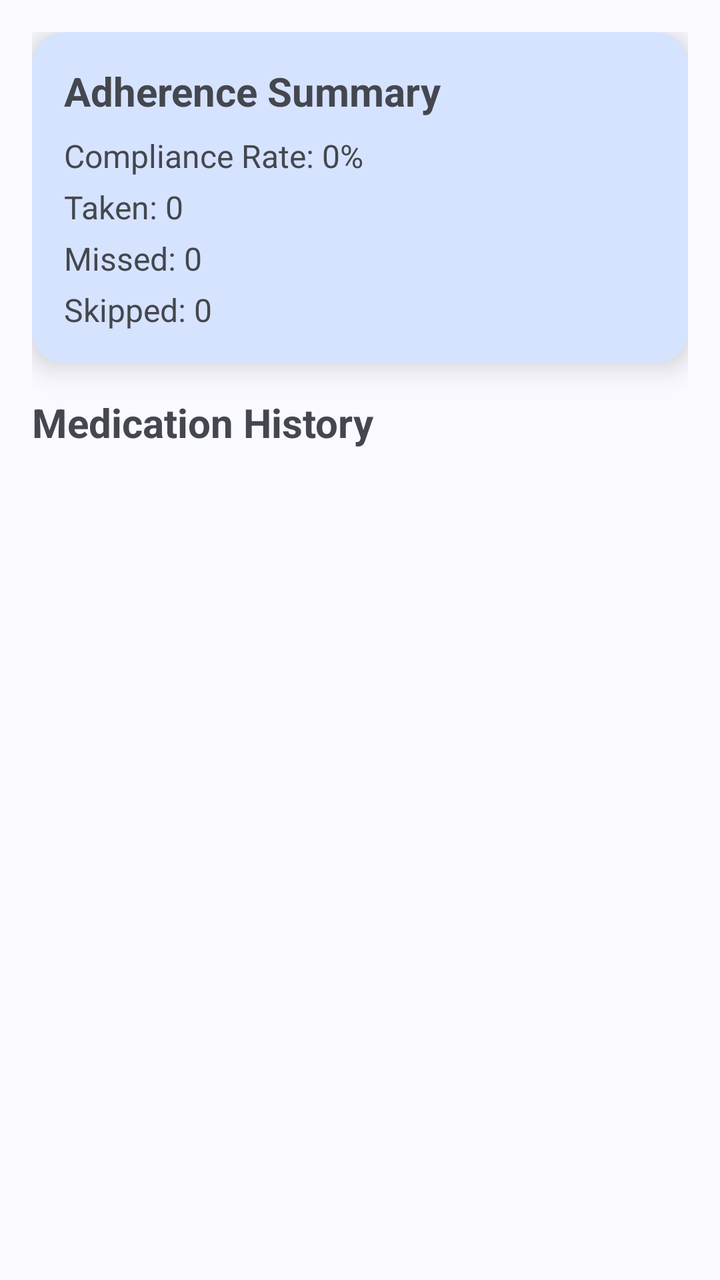
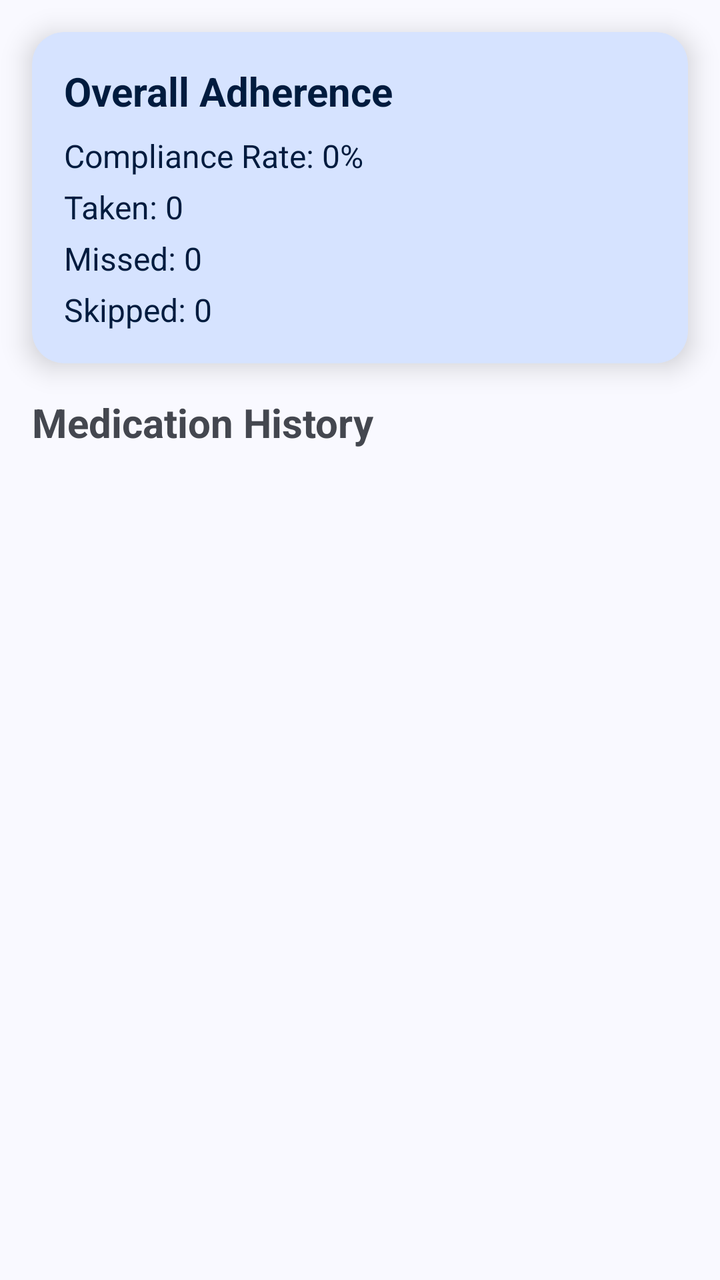

Compare the two renders of this Android layout. The source of the first and the diff that turns it into the second are given below.
<!-- AndroidManifest.xml: application theme Theme.MobileHealthApplication -->
<!-- res/layout/fragment_medication_detail.xml -->
<?xml version="1.0" encoding="utf-8"?>
<ScrollView
    xmlns:android="http://schemas.android.com/apk/res/android"
    xmlns:app="http://schemas.android.com/apk/res-auto"
    android:id="@+id/scrollView"
    android:layout_width="match_parent"
    android:layout_height="match_parent">

    <LinearLayout
        android:layout_width="match_parent"
        android:layout_height="wrap_content"
        android:orientation="vertical"
        android:padding="16dp">


        
        <com.google.android.material.card.MaterialCardView
            android:layout_width="match_parent"
            android:layout_height="wrap_content"
            app:cardElevation="8dp"
            app:cardCornerRadius="16dp"
            app:cardBackgroundColor="?attr/colorPrimaryContainer"
            android:layout_marginBottom="16dp"
            app:strokeWidth="0dp">

            <LinearLayout
                android:layout_width="match_parent"
                android:layout_height="wrap_content"
                android:orientation="vertical"
                android:padding="16dp">

                <TextView
                    android:id="@+id/overallAdherenceLabel"
                    android:layout_width="wrap_content"
                    android:layout_height="wrap_content"
                    android:text="@string/adherence_summary"
                    android:textSize="20sp"
                    android:textStyle="bold" />

                <TextView
                    android:id="@+id/complianceRateText"
                    android:layout_width="wrap_content"
                    android:layout_height="wrap_content"
                    android:layout_marginTop="8dp"
                    android:text="@string/compliance_rate"
                    android:textSize="16sp" />

                <TextView
                    android:id="@+id/takenCountText"
                    android:layout_width="wrap_content"
                    android:layout_height="wrap_content"
                    android:layout_marginTop="4dp"
                    android:text="@string/total_taken"
                    android:textSize="16sp" />

                <TextView
                    android:id="@+id/missedCountText"
                    android:layout_width="wrap_content"
                    android:layout_height="wrap_content"
                    android:layout_marginTop="4dp"
                    android:text="@string/total_missed"
                    android:textSize="16sp" />

                <TextView
                    android:id="@+id/skippedCountText"
                    android:layout_width="wrap_content"
                    android:layout_height="wrap_content"
                    android:layout_marginTop="4dp"
                    android:text="@string/total_skipped"
                    android:textSize="16sp" />
            </LinearLayout>
        </com.google.android.material.card.MaterialCardView>

        
        <TextView
            android:id="@+id/historyHeader"
            android:layout_width="wrap_content"
            android:layout_height="wrap_content"
            android:text="@string/medication_history"
            android:textSize="20sp"
            android:textStyle="bold"
            android:layout_marginBottom="8dp" />

        
        <androidx.recyclerview.widget.RecyclerView
            android:id="@+id/eventsRecyclerView"
            android:layout_width="match_parent"
            android:layout_height="wrap_content"
            android:layout_marginBottom="16dp" />

    </LinearLayout>
</ScrollView>
<!-- resources referenced by this layout -->
<resources>
  <string name="adherence_summary">Adherence Summary</string>
  <string name="compliance_rate">Compliance Rate: 0%</string>
  <string name="medication_history">Medication History</string>
  <string name="total_missed">Missed: 0</string>
  <string name="total_skipped">Skipped: 0</string>
  <string name="total_taken">Taken: 0</string>
  <color name="md_theme_primary">#415F91</color>
  <color name="md_theme_onPrimary">#FFFFFF</color>
  <color name="md_theme_primaryContainer">#D6E3FF</color>
  <color name="md_theme_onPrimaryContainer">#001B3E</color>
  <color name="md_theme_primaryFixed">#D6E3FF</color>
  <color name="md_theme_onPrimaryFixed">#001B3E</color>
  <color name="md_theme_primaryFixedDim">#AAC7FF</color>
  <color name="md_theme_onPrimaryFixedVariant">#284777</color>
  <color name="md_theme_secondary">#565F71</color>
  <color name="md_theme_onSecondary">#FFFFFF</color>
  <color name="md_theme_secondaryContainer">#DAE2F9</color>
  <color name="md_theme_onSecondaryContainer">#131C2B</color>
  <color name="md_theme_secondaryFixed">#DAE2F9</color>
  <color name="md_theme_onSecondaryFixed">#131C2B</color>
  <color name="md_theme_secondaryFixedDim">#BEC6DC</color>
  <color name="md_theme_onSecondaryFixedVariant">#3E4759</color>
  <color name="md_theme_tertiary">#705575</color>
  <color name="md_theme_onTertiary">#FFFFFF</color>
  <color name="md_theme_tertiaryContainer">#FAD8FD</color>
  <color name="md_theme_onTertiaryContainer">#28132E</color>
  <color name="md_theme_tertiaryFixed">#FAD8FD</color>
  <color name="md_theme_onTertiaryFixed">#28132E</color>
  <color name="md_theme_tertiaryFixedDim">#DDBCE0</color>
  <color name="md_theme_onTertiaryFixedVariant">#573E5C</color>
  <color name="md_theme_error">#BA1A1A</color>
  <color name="md_theme_onError">#FFFFFF</color>
  <color name="md_theme_errorContainer">#FFDAD6</color>
  <color name="md_theme_onErrorContainer">#410002</color>
  <style name="ThemeOverlay.App.BottomSheetDialog" parent="ThemeOverlay.Material3.BottomSheetDialog">
          <item name="android:navigationBarColor">@color/md_theme_background</item>
      </style>
  <color name="md_theme_background">#F9F9FF</color>
  <color name="md_theme_onBackground">#191C20</color>
  <color name="md_theme_surface">#F9F9FF</color>
  <color name="md_theme_onSurface">#191C20</color>
  <color name="md_theme_surfaceVariant">#E0E2EC</color>
  <color name="md_theme_onSurfaceVariant">#44474E</color>
  <color name="md_theme_surfaceContainerLowest">#FFFFFF</color>
  <color name="md_theme_surfaceContainerLow">#F3F3FA</color>
  <color name="md_theme_surfaceContainer">#EDEDF4</color>
  <color name="md_theme_surfaceContainerHigh">#E7E8EE</color>
  <color name="md_theme_surfaceContainerHighest">#E2E2E9</color>
  <color name="md_theme_outline">#74777F</color>
  <color name="md_theme_outlineVariant">#C4C6D0</color>
  <color name="md_theme_surfaceBright">#F9F9FF</color>
  <color name="md_theme_surfaceDim">#D9D9E0</color>
  <style name="Widget.App.Snackbar" parent="Widget.Material3.Snackbar">
          <item name="backgroundTint">?attr/colorSurface</item>
      </style>
  <style name="Widget.App.Snackbar.TextView" parent="Widget.Material3.Snackbar.TextView">
          <item name="android:textColor">?attr/colorOnSurface</item>
      </style>
  <style name="Widget.App.CardView" parent="Widget.Material3.CardView.Elevated">
          <item name="cardElevation">6dp</item>
          <item name="cardCornerRadius">12dp</item>
          <item name="cardBackgroundColor">?attr/colorSurfaceContainerHigh</item>
      </style>
  <style name="Widget.App.FloatingActionButton" parent="Widget.Material3.FloatingActionButton.Primary">
          <item name="backgroundTint">?attr/colorPrimaryContainer</item>
          <item name="tint">?attr/colorOnPrimaryContainer</item>
      </style>
  <style name="Widget.App.BottomNavigation.ActiveIndicator" parent="Widget.Material3.BottomNavigationView.ActiveIndicator">
          <item name="android:color">?attr/colorSecondaryContainer</item>
      </style>
  <!-- unchanged entries left out for length: 4 -->
</resources>

<!-- the commit's change to res/layout/fragment_medication_detail.xml (unified diff, before → after) -->
@@ -1,92 +1,104 @@
 <?xml version="1.0" encoding="utf-8"?>
-<ScrollView
+<androidx.constraintlayout.widget.ConstraintLayout
     xmlns:android="http://schemas.android.com/apk/res/android"
     xmlns:app="http://schemas.android.com/apk/res-auto"
-    android:id="@+id/scrollView"
     android:layout_width="match_parent"
     android:layout_height="match_parent">
 
-    <LinearLayout
-        android:layout_width="match_parent"
+    
+    <com.google.android.material.card.MaterialCardView
+        android:id="@+id/adherence_card"
+        android:layout_width="0dp"
         android:layout_height="wrap_content"
-        android:orientation="vertical"
-        android:padding="16dp">
+        android:layout_margin="16dp"
+        app:cardElevation="8dp"
+        app:cardCornerRadius="16dp"
+        app:cardBackgroundColor="?attr/colorPrimaryContainer"
+        app:strokeWidth="0dp"
+        app:layout_constraintTop_toTopOf="parent"
+        app:layout_constraintStart_toStartOf="parent"
+        app:layout_constraintEnd_toEndOf="parent">
+
+        <LinearLayout
+            android:layout_width="match_parent"
+            android:layout_height="wrap_content"
+            android:orientation="vertical"
+            android:padding="16dp">
+
+            <TextView
+                android:id="@+id/overallAdherenceLabel"
+                android:layout_width="wrap_content"
+                android:layout_height="wrap_content"
+                android:text="@string/overall_adherence"
+                android:textColor="?attr/colorOnPrimaryContainer"
+                android:textSize="20sp"
+                android:textStyle="bold" />
+
+            <TextView
+                android:id="@+id/complianceRateText"
+                android:layout_width="wrap_content"
+                android:layout_height="wrap_content"
+                android:layout_marginTop="8dp"
+                android:text="@string/compliance_rate"
+                android:textColor="?attr/colorOnPrimaryContainer"
+                android:textSize="16sp" />
+
+            <TextView
+                android:id="@+id/takenCountText"
+                android:layout_width="wrap_content"
+                android:layout_height="wrap_content"
+                android:layout_marginTop="4dp"
+                android:text="@string/total_taken"
+                android:textColor="?attr/colorOnPrimaryContainer"
+                android:textSize="16sp" />
+
+            <TextView
+                android:id="@+id/missedCountText"
+                android:layout_width="wrap_content"
+                android:layout_height="wrap_content"
+                android:layout_marginTop="4dp"
+                android:text="@string/total_missed"
+                android:textColor="?attr/colorOnPrimaryContainer"
+                android:textSize="16sp" />
+
+            <TextView
+                android:id="@+id/skippedCountText"
+                android:layout_width="wrap_content"
+                android:layout_height="wrap_content"
+                android:layout_marginTop="4dp"
+                android:text="@string/total_skipped"
+                android:textColor="?attr/colorOnPrimaryContainer"
+                android:textSize="16sp" />
+        </LinearLayout>
+    </com.google.android.material.card.MaterialCardView>
+
+    <TextView
+        android:id="@+id/historyHeader"
+        android:layout_width="wrap_content"
+        android:layout_height="wrap_content"
+        android:text="@string/medication_history"
+        android:textSize="20sp"
+        android:textStyle="bold"
+        android:layout_marginStart="16dp"
+        android:layout_marginTop="16dp"
+        app:layout_constraintTop_toBottomOf="@id/adherence_card"
+        app:layout_constraintStart_toStartOf="parent" />
 
 
-        
-        <com.google.android.material.card.MaterialCardView
-            android:layout_width="match_parent"
-            android:layout_height="wrap_content"
-            app:cardElevation="8dp"
-            app:cardCornerRadius="16dp"
-            app:cardBackgroundColor="?attr/colorPrimaryContainer"
-            android:layout_marginBottom="16dp"
-            app:strokeWidth="0dp">
 
-            <LinearLayout
-                android:layout_width="match_parent"
-                android:layout_height="wrap_content"
-                android:orientation="vertical"
-                android:padding="16dp">
+    
+    <androidx.recyclerview.widget.RecyclerView
+        android:id="@+id/eventsRecyclerView"
+        android:layout_width="0dp"
+        android:layout_height="0dp"
+        android:layout_marginTop="8dp"
+        android:clipToPadding="false"
+        android:paddingBottom="16dp"
+        app:layout_constraintBottom_toBottomOf="parent"
+        app:layout_constraintEnd_toEndOf="parent"
+        app:layout_constraintHorizontal_bias="0.0"
+        app:layout_constraintStart_toStartOf="parent"
+        app:layout_constraintTop_toBottomOf="@id/historyHeader"
+        app:layout_constraintVertical_bias="0.0" />
 
-                <TextView
-                    android:id="@+id/overallAdherenceLabel"
-                    android:layout_width="wrap_content"
-                    android:layout_height="wrap_content"
-                    android:text="@string/adherence_summary"
-                    android:textSize="20sp"
-                    android:textStyle="bold" />
-
-                <TextView
-                    android:id="@+id/complianceRateText"
-                    android:layout_width="wrap_content"
-                    android:layout_height="wrap_content"
-                    android:layout_marginTop="8dp"
-                    android:text="@string/compliance_rate"
-                    android:textSize="16sp" />
-
-                <TextView
-                    android:id="@+id/takenCountText"
-                    android:layout_width="wrap_content"
-                    android:layout_height="wrap_content"
-                    android:layout_marginTop="4dp"
-                    android:text="@string/total_taken"
-                    android:textSize="16sp" />
-
-                <TextView
-                    android:id="@+id/missedCountText"
-                    android:layout_width="wrap_content"
-                    android:layout_height="wrap_content"
-                    android:layout_marginTop="4dp"
-                    android:text="@string/total_missed"
-                    android:textSize="16sp" />
-
-                <TextView
-                    android:id="@+id/skippedCountText"
-                    android:layout_width="wrap_content"
-                    android:layout_height="wrap_content"
-                    android:layout_marginTop="4dp"
-                    android:text="@string/total_skipped"
-                    android:textSize="16sp" />
-            </LinearLayout>
-        </com.google.android.material.card.MaterialCardView>
-
-        
-        <TextView
-            android:id="@+id/historyHeader"
-            android:layout_width="wrap_content"
-            android:layout_height="wrap_content"
-            android:text="@string/medication_history"
-            android:textSize="20sp"
-            android:textStyle="bold"
-            android:layout_marginBottom="8dp" />
-
-        
-        <androidx.recyclerview.widget.RecyclerView
-            android:id="@+id/eventsRecyclerView"
-            android:layout_width="match_parent"
-            android:layout_height="wrap_content"
-            android:layout_marginBottom="16dp" />
-
-    </LinearLayout>
-</ScrollView>
+</androidx.constraintlayout.widget.ConstraintLayout>
<!-- resource entries referenced after the edit -->
@@ -1,8 +1,8 @@
 <!-- resources referenced by this layout -->
 <resources>
-  <string name="adherence_summary">Adherence Summary</string>
   <string name="compliance_rate">Compliance Rate: 0%</string>
   <string name="medication_history">Medication History</string>
+  <string name="overall_adherence">Overall Adherence</string>
   <string name="total_missed">Missed: 0</string>
   <string name="total_skipped">Skipped: 0</string>
   <string name="total_taken">Taken: 0</string>
